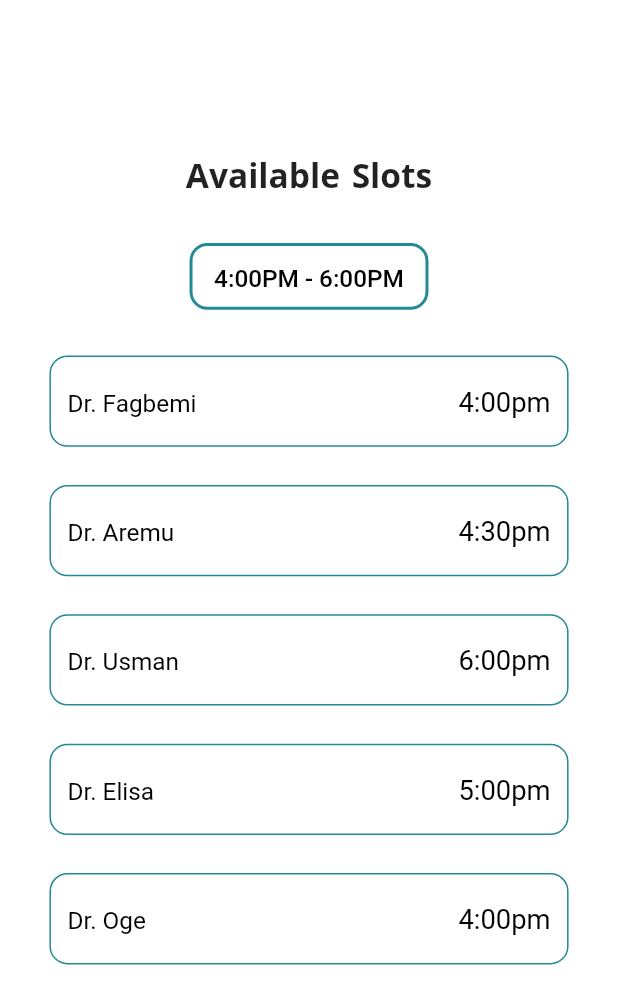
After one commit to MikeAfegbua/HealthScape, a Flutter app: the NavBarPage screen opened directly, after a tap on "Next", on a phone screen of 412 x 824 dp. The commit adds this screen. Shown: the top 1004 px of the screen. Run offline on Flutter 3.47's test engine with Material 2 defaults, Android fonts, the phone set to English and light mode, and no system bars; our stand-ins replace flutter_screenutil; missing offline and left inert: flutter_vibrate; Roboto replaces fonts that are missing (Open Sans).

Commit message:
UI: appointents

```diff
--- a/lib/app/navigation/router.dart
+++ b/lib/app/navigation/router.dart
@@ -7,6 +7,7 @@ import 'package:healthscape/views/auth/payment.dart';
 import 'package:healthscape/views/auth/signin.dart';
 import 'package:healthscape/views/auth/signup.dart';
 import 'package:healthscape/views/nav/nav_bar.dart';
+import 'package:healthscape/views/nav/slots.dart';
 import '../../views/auth/splash.dart';
 import 'routes.dart';
 
@@ -33,11 +34,11 @@ class AppRouter {
           settings: settings,
           view: const SignInWidget(),
         );
-      // case home:
-      //   return getPageRoute(
-      //     settings: settings,
-      //     view: const Home(),
-      //   );
+      case slots:
+        return getPageRoute(
+          settings: settings,
+          view: const Slots(),
+        );
       case navBar:
         return getPageRoute(
           settings: settings,
--- a/lib/app/navigation/routes.dart
+++ b/lib/app/navigation/routes.dart
@@ -6,3 +6,4 @@ const String signin = '/signup';
 const String payment = '/payment';
 const String home = '/home';
 const String navBar = '/navBar';
+const String slots = '/slots';
--- a/lib/views/nav/appointment.dart
+++ b/lib/views/nav/appointment.dart
@@ -1,10 +1,170 @@
 import 'package:flutter/material.dart';
+import 'package:flutter_screenutil/flutter_screenutil.dart';
+import 'package:healthscape/app/navigation/navigator.dart';
+import 'package:healthscape/views/auth/custom_button.dart';
 
 class Appointment extends StatelessWidget {
   const Appointment({Key? key}) : super(key: key);
 
   @override
   Widget build(BuildContext context) {
-    return Scaffold();
+    return Scaffold(
+      backgroundColor: const Color(0xffFFFFFF),
+      body: Padding(
+        padding: EdgeInsets.only(top: 80.h, left: 32.w, right: 32.w),
+        child: Column(
+          crossAxisAlignment: CrossAxisAlignment.start,
+          children: [
+            Text(
+              'Book an appointment',
+              style: TextStyle(
+                fontFamily: 'Open Sans',
+                fontWeight: FontWeight.w700,
+                fontSize: 22.sp,
+                wordSpacing: 2,
+              ),
+            ),
+            SizedBox(
+              height: 42.h,
+            ),
+            Container(
+              width: double.infinity,
+              height: 48.h,
+              padding: EdgeInsets.only(left: 20.w, right: 10.w),
+              decoration: BoxDecoration(
+                border: Border.all(width: 1, color: Colors.black),
+                borderRadius: BorderRadius.circular(12),
+              ),
+              child: Row(
+                mainAxisAlignment: MainAxisAlignment.spaceBetween,
+                children: [
+                  Text(
+                    'Select Institution',
+                    textAlign: TextAlign.center,
+                    style: TextStyle(
+                        color: Colors.black,
+                        fontSize: 16.sp,
+                        height: 22 / 16,
+                        fontWeight: FontWeight.w400),
+                  ),
+                  IconButton(
+                    onPressed: () {},
+                    icon: const Icon(
+                      Icons.keyboard_arrow_down_rounded,
+                    ),
+                  )
+                ],
+              ),
+            ),
+            SizedBox(
+              height: 25.h,
+            ),
+            Row(
+              mainAxisAlignment: MainAxisAlignment.spaceBetween,
+              children: [
+                Container(
+                  height: 48.h,
+                  width: 145.w,
+                  padding: EdgeInsets.only(
+                    left: 20.w,
+                  ),
+                  decoration: BoxDecoration(
+                    border: Border.all(width: 1, color: Colors.black),
+                    borderRadius: BorderRadius.circular(12),
+                  ),
+                  child: Row(
+                    mainAxisAlignment: MainAxisAlignment.spaceBetween,
+                    children: [
+                      Text(
+                        'Time',
+                        textAlign: TextAlign.center,
+                        style: TextStyle(
+                            color: Colors.black,
+                            fontSize: 16.sp,
+                            height: 22 / 16,
+                            fontWeight: FontWeight.w400),
+                      ),
+                      IconButton(
+                        onPressed: () {},
+                        icon: const Icon(
+                          Icons.keyboard_arrow_down_rounded,
+                        ),
+                      )
+                    ],
+                  ),
+                ),
+                Container(
+                  height: 48.h,
+                  width: 145.w,
+                  padding: EdgeInsets.only(
+                    left: 20.w,
+                  ),
+                  decoration: BoxDecoration(
+                    border: Border.all(width: 1, color: Colors.black),
+                    borderRadius: BorderRadius.circular(12),
+                  ),
+                  child: Row(
+                    mainAxisAlignment: MainAxisAlignment.spaceBetween,
+                    children: [
+                      Text(
+                        'Date',
+                        textAlign: TextAlign.center,
+                        style: TextStyle(
+                            color: Colors.black,
+                            fontSize: 16.sp,
+                            height: 22 / 16,
+                            fontWeight: FontWeight.w400),
+                      ),
+                      IconButton(
+                        onPressed: () {},
+                        icon: const Icon(
+                          Icons.keyboard_arrow_down_rounded,
+                        ),
+                      )
+                    ],
+                  ),
+                ),
+              ],
+            ),
+            SizedBox(
+              height: 20.h,
+            ),
+            Text(
+              'Input Symptoms',
+              style: TextStyle(
+                fontFamily: 'Open Sans',
+                fontWeight: FontWeight.w400,
+                fontSize: 16.sp,
+              ),
+            ),
+            SizedBox(
+              height: 10.h,
+            ),
+            Container(
+              width: double.infinity,
+              height: 80.h,
+              padding: EdgeInsets.only(left: 20.w, right: 10.w),
+              decoration: BoxDecoration(
+                border: Border.all(width: 1, color: Colors.black),
+                borderRadius: BorderRadius.circular(12),
+              ),
+            ),
+            SizedBox(
+              height: 40.h,
+            ),
+            Center(
+              child: CustomButton(
+                text: 'Next',
+                onTap: () {
+                  AppNavigator.navigateTo(slots);
+                },
+                horizont: 20,
+                width: 200.w,
+              ),
+            )
+          ],
+        ),
+      ),
+    );
   }
 }
--- a/lib/views/nav/home.dart
+++ b/lib/views/nav/home.dart
@@ -1,6 +1,5 @@
 import 'package:flutter/material.dart';
 import 'package:flutter_screenutil/flutter_screenutil.dart';
-import 'package:healthscape/app/utils/colors.dart';
 import 'package:healthscape/views/auth/page_indicator.dart';
 
 class Home extends StatefulWidget {
@@ -22,7 +21,7 @@ class _HomeState extends State<Home> {
     return Scaffold(
       backgroundColor: const Color(0xffFFFFFF),
       body: Padding(
-        padding: EdgeInsets.only(top: 60.h, left: 32.w, right: 32.w),
+        padding: EdgeInsets.only(top: 80.h, left: 32.w, right: 32.w),
         child: Column(
           crossAxisAlignment: CrossAxisAlignment.start,
           children: [
@@ -236,7 +235,7 @@ class _HomeState extends State<Home> {
                     height: 95.h,
                   ),
                   Text(
-                    'Talk tp your doctor',
+                    'Talk to your doctor',
                     style: TextStyle(
                       fontSize: 16.sp,
                       fontWeight: FontWeight.w400,
--- a/lib/views/nav/nav_bar.dart
+++ b/lib/views/nav/nav_bar.dart
@@ -1,5 +1,6 @@
 import 'package:flutter/material.dart';
 import 'package:flutter_screenutil/flutter_screenutil.dart';
+import 'package:healthscape/app/utils/colors.dart';
 import 'package:healthscape/views/nav/appointment.dart';
 import 'package:healthscape/views/nav/home.dart';
 
@@ -32,9 +33,9 @@ class _NavBarPageState extends State<NavBarPage> with VibrationMixin {
   }
 
   final screens = [
+    const Appointment(),
     const Home(),
     const Appointment(),
-    const Home(),
     const Home(),
     const Home(),
   ];
@@ -53,8 +54,8 @@ class _NavBarPageState extends State<NavBarPage> with VibrationMixin {
           ),
           child: BottomNavigationBar(
             backgroundColor: Colors.white,
-            selectedItemColor: Colors.black,
-            unselectedItemColor: const Color(0xffCCCCCC),
+            selectedItemColor: AppColors.primary,
+            unselectedItemColor: Colors.black,
             iconSize: 20.h,
             type: BottomNavigationBarType.fixed,
             elevation: 0,
--- /dev/null
+++ b/lib/views/nav/slots.dart
@@ -0,0 +1,129 @@
+import 'package:flutter/material.dart';
+import 'package:flutter_screenutil/flutter_screenutil.dart';
+import 'package:healthscape/app/utils/colors.dart';
+
+class Slots extends StatelessWidget {
+  const Slots({Key? key}) : super(key: key);
+
+  @override
+  Widget build(BuildContext context) {
+    return Scaffold(
+      backgroundColor: const Color(0xffFFFFFF),
+      body: Padding(
+        padding: EdgeInsets.symmetric(horizontal: 30.w, vertical: 100.h),
+        child: Column(
+          crossAxisAlignment: CrossAxisAlignment.center,
+          children: [
+            Text(
+              'Available Slots',
+              style: TextStyle(
+                fontFamily: 'Open Sans',
+                fontWeight: FontWeight.w700,
+                fontSize: 22.sp,
+                wordSpacing: 2,
+              ),
+            ),
+            SizedBox(
+              height: 30.h,
+            ),
+            Container(
+              height: 44.h,
+              width: 145.w,
+              decoration: BoxDecoration(
+                border: Border.all(width: 2, color: AppColors.primary),
+                borderRadius: BorderRadius.circular(12),
+              ),
+              child: Center(
+                child: Text(
+                  '4:00PM - 6:00PM',
+                  textAlign: TextAlign.center,
+                  style: TextStyle(
+                      color: Colors.black,
+                      fontSize: 16.sp,
+                      height: 22 / 16,
+                      fontWeight: FontWeight.w500),
+                ),
+              ),
+            ),
+            SizedBox(
+              height: 30.h,
+            ),
+            Column(
+              children: const [
+                DrWidget(
+                  name: 'Dr. Fagbemi',
+                  time: '4:00pm',
+                ),
+                DrWidget(
+                  name: 'Dr. Aremu',
+                  time: '4:30pm',
+                ),
+                DrWidget(
+                  name: 'Dr. Usman',
+                  time: '6:00pm',
+                ),
+                DrWidget(
+                  name: 'Dr. Elisa',
+                  time: '5:00pm',
+                ),
+                DrWidget(
+                  name: 'Dr. Oge',
+                  time: '4:00pm',
+                ),
+              ],
+            ),
+          ],
+        ),
+      ),
+    );
+  }
+}
+
+class DrWidget extends StatelessWidget {
+  const DrWidget({
+    required this.name,
+    required this.time,
+    Key? key,
+  }) : super(key: key);
+  final String name;
+  final String time;
+
+  @override
+  Widget build(BuildContext context) {
+    return Padding(
+      padding: EdgeInsets.only(bottom: 25.h),
+      child: Container(
+        width: double.infinity,
+        height: 60.h,
+        padding: EdgeInsets.only(left: 10.w, right: 10.w),
+        decoration: BoxDecoration(
+          border: Border.all(width: 1, color: AppColors.primary),
+          borderRadius: BorderRadius.circular(12),
+        ),
+        child: Row(
+          mainAxisAlignment: MainAxisAlignment.spaceBetween,
+          children: [
+            Text(
+              name,
+              textAlign: TextAlign.center,
+              style: TextStyle(
+                  color: Colors.black,
+                  fontSize: 16.sp,
+                  height: 22 / 16,
+                  fontWeight: FontWeight.w400),
+            ),
+            Text(
+              time,
+              textAlign: TextAlign.center,
+              style: TextStyle(
+                  color: Colors.black,
+                  fontSize: 18.sp,
+                  height: 22 / 18,
+                  fontWeight: FontWeight.w400),
+            ),
+          ],
+        ),
+      ),
+    );
+  }
+}
```
